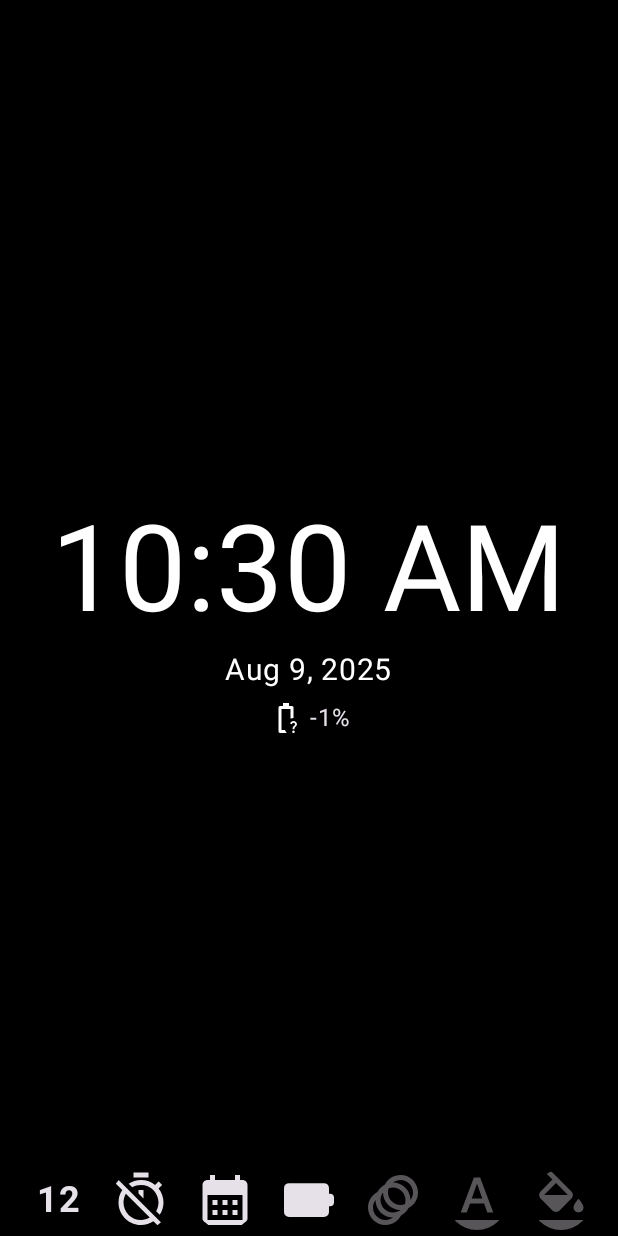
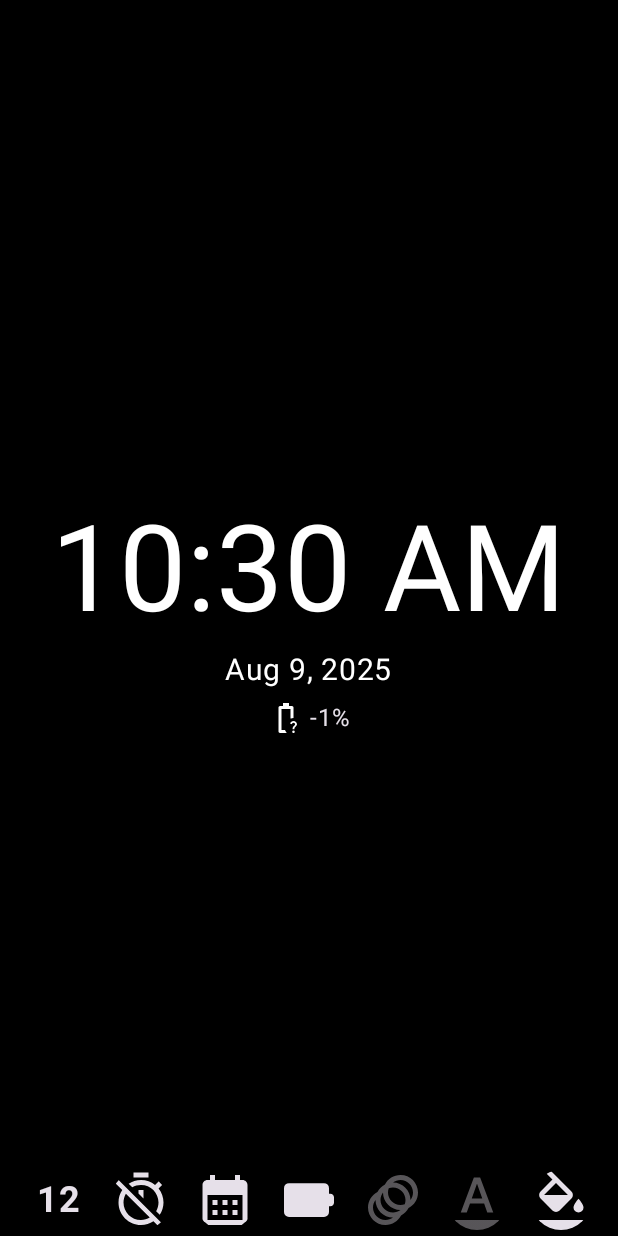
Before and after one commit to pnemonic78/clock_always_on, an Android app built with Jetpack Compose: the screen it shows after launch (MainActivity), on a phone screen of 412 x 824 dp. Run offline under Robolectric (Android 15) with nearby library versions, the phone set to English and light mode, and no system bars; our stand-ins replace Compose Multiplatform resources.

Commit message:
background color

```diff
--- a/shared/src/commonMain/kotlin/pnemonic/clock_always_on/MainView.kt
+++ b/shared/src/commonMain/kotlin/pnemonic/clock_always_on/MainView.kt
@@ -64,8 +64,7 @@ fun MainView() {
             //TODO scope.launch { ccd.setTextColor(it) }
         }
         override val onBackgroundClick: ColorCallback = {
-            //TODO show color picker
-            //TODO scope.launch { ccd.setBackgroundColor(it) }
+            scope.launch { ccd.setBackgroundColor(it) }
         }
     }
 
--- a/shared/src/commonMain/kotlin/pnemonic/clock_always_on/SettingsBar.kt
+++ b/shared/src/commonMain/kotlin/pnemonic/clock_always_on/SettingsBar.kt
@@ -164,11 +164,39 @@ private fun IconButtonTextColor(color: Color, onClick: ColorCallback) {
     }
 }
 
+private val backgroundColors = arrayOf(
+    Color.Black,
+    Color.DarkGray,
+    Color(0xFF021526),
+    Color(0xFF070F2B),
+    Color(0xFF090040),
+    Color(0xFF09122C),
+    Color(0xFF0C0C0C),
+    Color(0xFF0F0F0F),
+    Color(0xFF17153B),
+    Color(0xFF181C14),
+    Color(0xFF18230F),
+    Color(0xFF1A120B),
+    Color(0xFF1A1A1A),
+    Color(0xFF1D1616),
+    Color(0xFF1E201E),
+    Color(0xFF210F37),
+    Color(0xFF22092C),
+    Color(0xFF222831),
+    Color(0xFF3A0519),
+    Color.Transparent
+)
+
 @Composable
 private fun IconButtonBackgroundColor(color: Color, onClick: ColorCallback) {
+    val colorIndex = backgroundColors.indexOf(color)
+
     IconButton(
-        onClick = { onClick.invoke(color) },
-        enabled = false
+        onClick = {
+            val colorIndexNext = (colorIndex + 1) % backgroundColors.size
+            val colorNext = backgroundColors[colorIndexNext]
+            onClick.invoke(colorNext)
+        }
     ) {
         Icon(
             modifier = Modifier.size(buttonSize),
```
